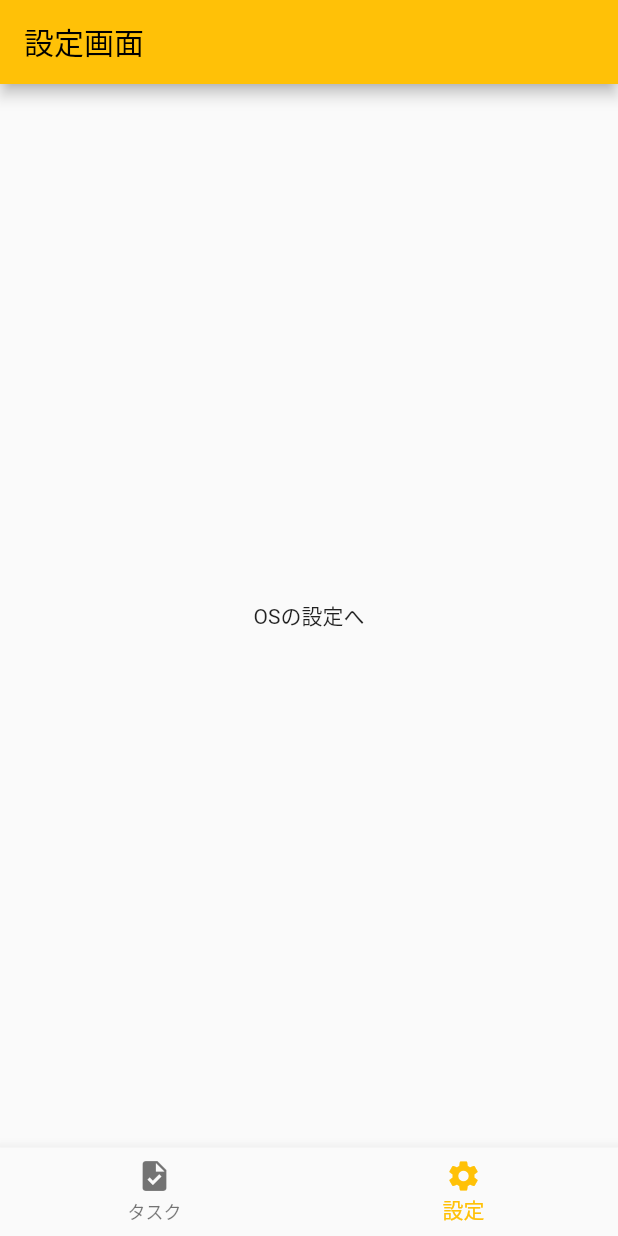
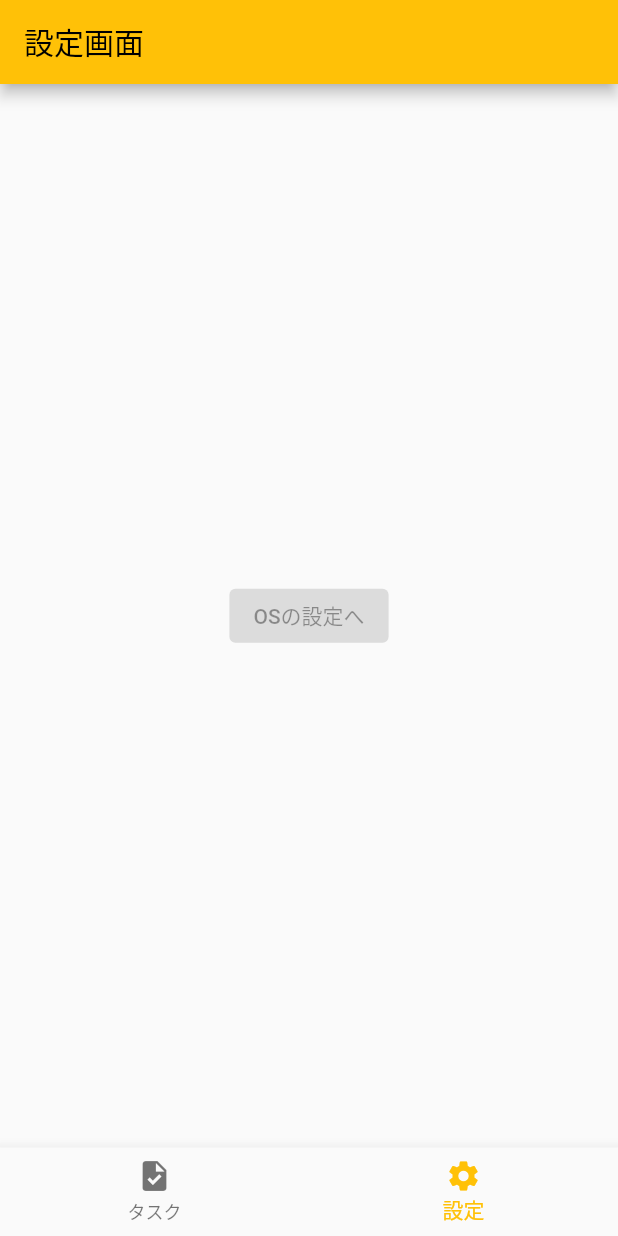
Before and after one commit to ume-kun1015/board, a Flutter app: the screen it shows after launch, item 2 of the bottom bar chosen, on a phone screen of 412 x 824 dp. Run offline on Flutter 3.47's test engine with Material 2 defaults, Android fonts, the phone set to English and light mode, and no system bars; our stand-ins replace hooks_riverpod; missing offline and left inert: app_settings.

Commit message:
feat: navigate to os settings

```diff
--- a/lib/screens/settings/settings_index.dart
+++ b/lib/screens/settings/settings_index.dart
@@ -1,4 +1,5 @@
 import 'package:flutter/material.dart';
+import 'package:app_settings/app_settings.dart';
 
 class SettingsIndexScreen extends StatelessWidget {
   const SettingsIndexScreen({Key? key}) : super(key: key);
@@ -13,7 +14,10 @@ class SettingsIndexScreen extends StatelessWidget {
         child: Column(
           mainAxisAlignment: MainAxisAlignment.center,
           children: const <Widget>[
-            Text('OSの設定へ'),
+            ElevatedButton(
+              onPressed: AppSettings.openLocationSettings,
+              child: Text('OSの設定へ'),
+            ),
           ],
         ),
       ),
--- a/pubspec.yaml
+++ b/pubspec.yaml
@@ -53,7 +53,6 @@ dev_dependencies:
 
 # The following section is specific to Flutter.
 flutter:
-
   # The following line ensures that the Material Icons font is
   # included with your application, so that you can use the icons in
   # the material Icons class.
```
